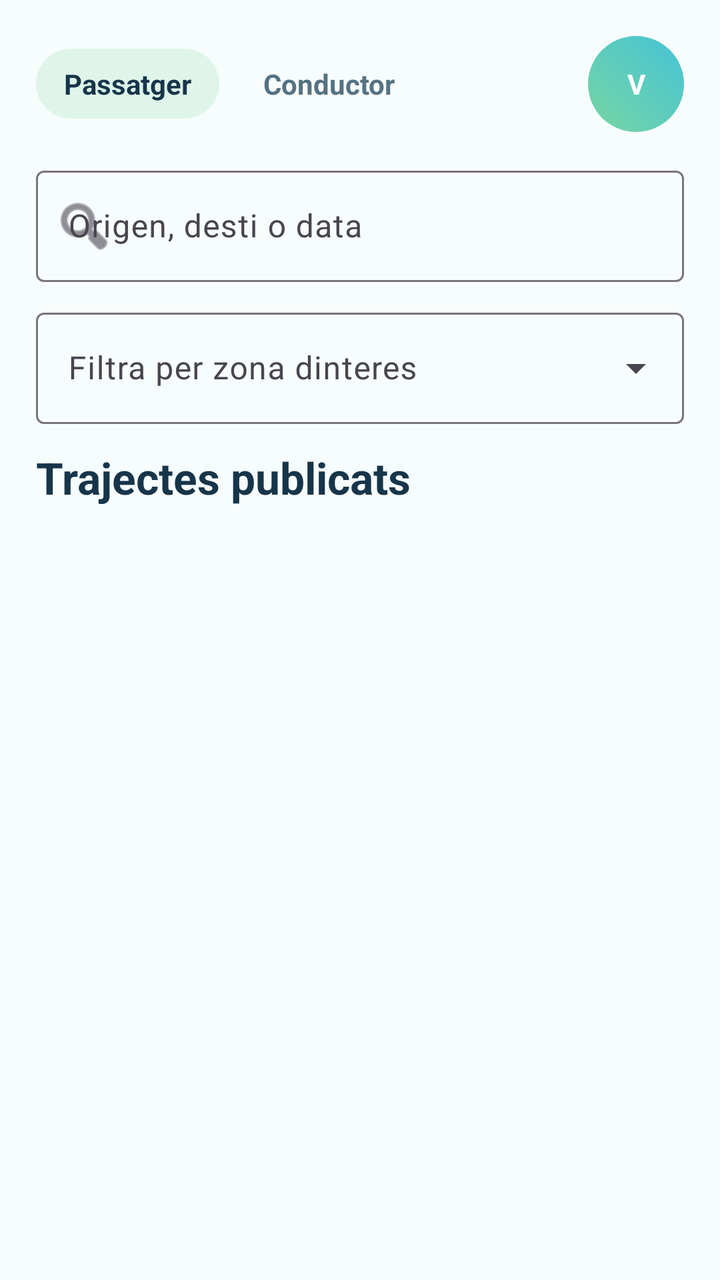
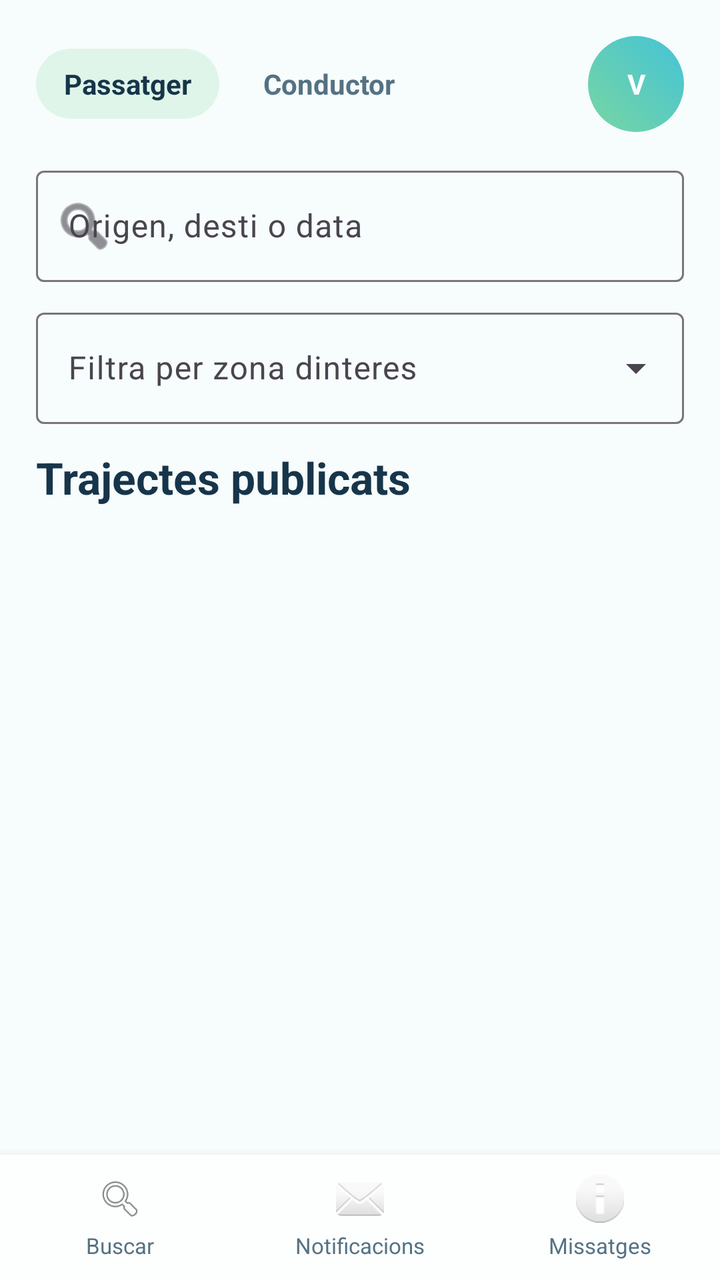

The first picture is an Android layout as it rendered before a commit; the second is the same layout after the commit. The layout source and the unified diff follow.
<!-- AndroidManifest.xml: application theme Theme.ViBaCar -->
<!-- res/layout/activity_pantalla_passatger.xml -->
<?xml version="1.0" encoding="utf-8"?>
<androidx.constraintlayout.widget.ConstraintLayout xmlns:android="http://schemas.android.com/apk/res/android"
    xmlns:app="http://schemas.android.com/apk/res-auto"
    android:layout_width="match_parent"
    android:layout_height="match_parent"
    android:background="@color/color_fons_suau">

    <LinearLayout
        android:id="@+id/capcalera"
        android:layout_width="0dp"
        android:layout_height="wrap_content"
        android:layout_marginStart="18dp"
        android:layout_marginTop="18dp"
        android:layout_marginEnd="18dp"
        android:gravity="center_vertical"
        android:orientation="horizontal"
        app:layout_constraintEnd_toEndOf="parent"
        app:layout_constraintStart_toStartOf="parent"
        app:layout_constraintTop_toTopOf="parent">

        <TextView
            android:id="@+id/tabPassatger"
            android:layout_width="wrap_content"
            android:layout_height="wrap_content"
            android:background="@drawable/fons_xip"
            android:paddingHorizontal="14dp"
            android:paddingVertical="8dp"
            android:text="@string/tab_passatger"
            android:textColor="@color/color_text_principal"
            android:textStyle="bold" />

        <TextView
            android:id="@+id/tabConductor"
            android:layout_width="wrap_content"
            android:layout_height="wrap_content"
            android:layout_marginStart="8dp"
            android:paddingHorizontal="14dp"
            android:paddingVertical="8dp"
            android:text="@string/tab_conductor"
            android:textColor="@color/color_text_secundari"
            android:textStyle="bold" />

        <Space
            android:layout_width="0dp"
            android:layout_height="1dp"
            android:layout_weight="1" />

        <FrameLayout
            android:id="@+id/botoPerfil"
            android:layout_width="48dp"
            android:layout_height="48dp">

            <com.google.android.material.imageview.ShapeableImageView
                android:id="@+id/imatgePerfil"
                android:layout_width="match_parent"
                android:layout_height="match_parent"
                android:scaleType="centerCrop"
                android:visibility="gone"
                app:shapeAppearanceOverlay="@style/FormaAvatarCercle" />

            <TextView
                android:id="@+id/txtInicialAvatar"
                android:layout_width="match_parent"
                android:layout_height="match_parent"
                android:background="@drawable/fons_avatar"
                android:gravity="center"
                android:text="V"
                android:textColor="@color/color_text_clar"
                android:textStyle="bold" />
        </FrameLayout>
    </LinearLayout>

    <com.google.android.material.textfield.TextInputLayout
        android:id="@+id/layoutCerca"
        style="@style/Widget.Material3.TextInputLayout.OutlinedBox"
        android:layout_width="0dp"
        android:layout_height="wrap_content"
        android:layout_marginStart="18dp"
        android:layout_marginTop="14dp"
        android:layout_marginEnd="18dp"
        android:hint="@string/principal_cerca_hint"
        app:layout_constraintEnd_toEndOf="parent"
        app:layout_constraintStart_toStartOf="parent"
        app:layout_constraintTop_toBottomOf="@id/capcalera"
        app:startIconDrawable="@android:drawable/ic_menu_search">

        <com.google.android.material.textfield.TextInputEditText
            android:id="@+id/campCerca"
            android:layout_width="match_parent"
            android:layout_height="wrap_content" />
    </com.google.android.material.textfield.TextInputLayout>

    <com.google.android.material.textfield.TextInputLayout
        android:id="@+id/layoutZona"
        style="@style/Widget.Material3.TextInputLayout.OutlinedBox.ExposedDropdownMenu"
        android:layout_width="0dp"
        android:layout_height="wrap_content"
        android:layout_marginStart="18dp"
        android:layout_marginTop="10dp"
        android:layout_marginEnd="18dp"
        android:hint="@string/filtre_zona_titol"
        app:layout_constraintEnd_toEndOf="parent"
        app:layout_constraintStart_toStartOf="parent"
        app:layout_constraintTop_toBottomOf="@id/layoutCerca">

        <com.google.android.material.textfield.MaterialAutoCompleteTextView
            android:id="@+id/campFiltreZona"
            android:layout_width="match_parent"
            android:layout_height="wrap_content"
            android:inputType="none" />
    </com.google.android.material.textfield.TextInputLayout>

    <TextView
        android:id="@+id/txtTitolLlista"
        android:layout_width="0dp"
        android:layout_height="wrap_content"
        android:layout_marginStart="18dp"
        android:layout_marginTop="12dp"
        android:layout_marginEnd="18dp"
        android:text="@string/passatger_llista_titol"
        android:textColor="@color/color_text_principal"
        android:textSize="22sp"
        android:textStyle="bold"
        app:layout_constraintEnd_toEndOf="parent"
        app:layout_constraintStart_toStartOf="parent"
        app:layout_constraintTop_toBottomOf="@id/layoutZona" />

    <androidx.recyclerview.widget.RecyclerView
        android:id="@+id/llistaViatges"
        android:layout_width="0dp"
        android:layout_height="0dp"
        android:layout_marginStart="18dp"
        android:layout_marginTop="10dp"
        android:layout_marginEnd="18dp"
        android:clipToPadding="false"
        android:paddingBottom="12dp"
        app:layout_constraintBottom_toBottomOf="parent"
        app:layout_constraintEnd_toEndOf="parent"
        app:layout_constraintStart_toStartOf="parent"
        app:layout_constraintTop_toBottomOf="@id/txtTitolLlista" />

    <TextView
        android:id="@+id/txtBuit"
        android:layout_width="0dp"
        android:layout_height="wrap_content"
        android:layout_marginHorizontal="28dp"
        android:gravity="center"
        android:text="@string/passatger_buit"
        android:textColor="@color/color_text_secundari"
        android:visibility="gone"
        app:layout_constraintBottom_toBottomOf="@id/llistaViatges"
        app:layout_constraintEnd_toEndOf="@id/llistaViatges"
        app:layout_constraintStart_toStartOf="@id/llistaViatges"
        app:layout_constraintTop_toTopOf="@id/llistaViatges" />

</androidx.constraintlayout.widget.ConstraintLayout>
<!-- resources referenced by this layout -->
<resources>
  <color name="color_fons_suau">#F7FCFC</color>
  <color name="color_text_clar">#FFFFFF</color>
  <color name="color_text_principal">#17354A</color>
  <color name="color_text_secundari">#547283</color>
  <!-- drawable fons_avatar (drawable) -->
  <?xml version="1.0" encoding="utf-8"?>
  <shape xmlns:android="http://schemas.android.com/apk/res/android" android:shape="oval">
      <gradient
          android:angle="45"
          android:endColor="@color/color_principal"
          android:startColor="@color/color_secundari" />
  </shape>
  <!-- drawable fons_xip (drawable) -->
  <?xml version="1.0" encoding="utf-8"?>
  <shape xmlns:android="http://schemas.android.com/apk/res/android">
      <solid android:color="@color/color_xip" />
      <corners android:radius="18dp" />
  </shape>
  <string name="filtre_zona_titol">Filtra per zona dinteres</string>
  <string name="passatger_buit">Ara mateix no hi ha cap viatge que coincideixi amb la cerca.</string>
  <string name="passatger_llista_titol">Trajectes publicats</string>
  <string name="principal_cerca_hint">Origen, desti o data</string>
  <string name="tab_conductor">Conductor</string>
  <string name="tab_passatger">Passatger</string>
  <style name="FormaAvatarCercle" parent="">
          <item name="cornerFamily">rounded</item>
          <item name="cornerSize">50%</item>
      </style>
  <style name="Theme.ViBaCar" parent="Base.Theme.ViBaCar" />
  <color name="color_principal">#44C3D6</color>
  <color name="color_secundari">#78D6A2</color>
  <color name="color_xip">#DFF5EA</color>
  <style name="Base.Theme.ViBaCar" parent="Theme.Material3.Light.NoActionBar">
          <item name="colorPrimary">@color/color_principal</item>
          <item name="colorOnPrimary">@color/color_text_clar</item>
          <item name="colorSecondary">@color/color_secundari</item>
          <item name="android:statusBarColor">@android:color/transparent</item>
          <item name="android:navigationBarColor">@color/color_fons</item>
          <item name="android:windowLightStatusBar">true</item>
          <item name="android:windowBackground">@color/color_fons</item>
      </style>
  <color name="color_fons">#EAF8F8</color>
</resources>

<!-- the commit's change to res/layout/activity_pantalla_passatger.xml (unified diff, before → after) -->
@@ -133,8 +133,8 @@
         android:layout_marginTop="10dp"
         android:layout_marginEnd="18dp"
         android:clipToPadding="false"
-        android:paddingBottom="12dp"
-        app:layout_constraintBottom_toBottomOf="parent"
+        android:paddingBottom="8dp"
+        app:layout_constraintBottom_toTopOf="@id/bottomNav"
         app:layout_constraintEnd_toEndOf="parent"
         app:layout_constraintStart_toStartOf="parent"
         app:layout_constraintTop_toBottomOf="@id/txtTitolLlista" />
@@ -153,4 +153,118 @@
         app:layout_constraintStart_toStartOf="@id/llistaViatges"
         app:layout_constraintTop_toTopOf="@id/llistaViatges" />
 
+    <include
+        android:id="@+id/bottomNav"
+        layout="@layout/bottom_nav"
+        android:layout_width="0dp"
+        android:layout_height="wrap_content"
+        app:layout_constraintBottom_toBottomOf="parent"
+        app:layout_constraintEnd_toEndOf="parent"
+        app:layout_constraintStart_toStartOf="parent" />
+
 </androidx.constraintlayout.widget.ConstraintLayout>
+<!-- res/layout/bottom_nav.xml (included above) -->
+<?xml version="1.0" encoding="utf-8"?>
+<LinearLayout xmlns:android="http://schemas.android.com/apk/res/android"
+    android:layout_width="match_parent"
+    android:layout_height="wrap_content"
+    android:background="@color/color_targeta"
+    android:elevation="8dp"
+    android:orientation="horizontal">
+
+    <LinearLayout
+        android:id="@+id/navBuscar"
+        android:layout_width="0dp"
+        android:layout_height="wrap_content"
+        android:layout_weight="1"
+        android:clickable="true"
+        android:focusable="true"
+        android:background="?attr/selectableItemBackground"
+        android:gravity="center"
+        android:orientation="vertical"
+        android:paddingVertical="10dp">
+
+        <ImageView
+            android:layout_width="24dp"
+            android:layout_height="24dp"
+            android:src="@android:drawable/ic_menu_search"
+            android:contentDescription="@string/nav_buscar" />
+
+        <TextView
+            android:layout_width="wrap_content"
+            android:layout_height="wrap_content"
+            android:layout_marginTop="4dp"
+            android:text="@string/nav_buscar"
+            android:textColor="@color/color_text_secundari"
+            android:textSize="11sp" />
+    </LinearLayout>
+
+    <LinearLayout
+        android:id="@+id/navNotificacions"
+        android:layout_width="0dp"
+        android:layout_height="wrap_content"
+        android:layout_weight="1"
+        android:clickable="true"
+        android:focusable="true"
+        android:background="?attr/selectableItemBackground"
+        android:gravity="center"
+        android:orientation="vertical"
+        android:paddingVertical="10dp">
+
+        <FrameLayout
+            android:layout_width="wrap_content"
+            android:layout_height="wrap_content">
+
+            <ImageView
+                android:id="@+id/iconaNotificacions"
+                android:layout_width="24dp"
+                android:layout_height="24dp"
+                android:src="@android:drawable/ic_dialog_email"
+                android:contentDescription="@string/nav_notificacions" />
+
+            <View
+                android:id="@+id/badgeNotificacions"
+                android:layout_width="8dp"
+                android:layout_height="8dp"
+                android:layout_gravity="top|end"
+                android:background="@color/color_error"
+                android:visibility="gone" />
+        </FrameLayout>
+
+        <TextView
+            android:layout_width="wrap_content"
+            android:layout_height="wrap_content"
+            android:layout_marginTop="4dp"
+            android:text="@string/nav_notificacions"
+            android:textColor="@color/color_text_secundari"
+            android:textSize="11sp" />
+    </LinearLayout>
+
+    <LinearLayout
+        android:id="@+id/navMissatges"
+        android:layout_width="0dp"
+        android:layout_height="wrap_content"
+        android:layout_weight="1"
+        android:clickable="true"
+        android:focusable="true"
+        android:background="?attr/selectableItemBackground"
+        android:gravity="center"
+        android:orientation="vertical"
+        android:paddingVertical="10dp">
+
+        <ImageView
+            android:layout_width="24dp"
+            android:layout_height="24dp"
+            android:src="@android:drawable/ic_dialog_info"
+            android:contentDescription="@string/nav_missatges" />
+
+        <TextView
+            android:layout_width="wrap_content"
+            android:layout_height="wrap_content"
+            android:layout_marginTop="4dp"
+            android:text="@string/nav_missatges"
+            android:textColor="@color/color_text_secundari"
+            android:textSize="11sp" />
+    </LinearLayout>
+
+</LinearLayout>
<!-- resource entries referenced after the edit -->
@@ -1,6 +1,8 @@
 <!-- resources referenced by this layout -->
 <resources>
+  <color name="color_error">#C74E4E</color>
   <color name="color_fons_suau">#F7FCFC</color>
+  <color name="color_targeta">#FDFEFE</color>
   <color name="color_text_clar">#FFFFFF</color>
   <color name="color_text_principal">#17354A</color>
   <color name="color_text_secundari">#547283</color>
@@ -19,6 +21,9 @@
       <corners android:radius="18dp" />
   </shape>
   <string name="filtre_zona_titol">Filtra per zona dinteres</string>
+  <string name="nav_buscar">Buscar</string>
+  <string name="nav_missatges">Missatges</string>
+  <string name="nav_notificacions">Notificacions</string>
   <string name="passatger_buit">Ara mateix no hi ha cap viatge que coincideixi amb la cerca.</string>
   <string name="passatger_llista_titol">Trajectes publicats</string>
   <string name="principal_cerca_hint">Origen, desti o data</string>
